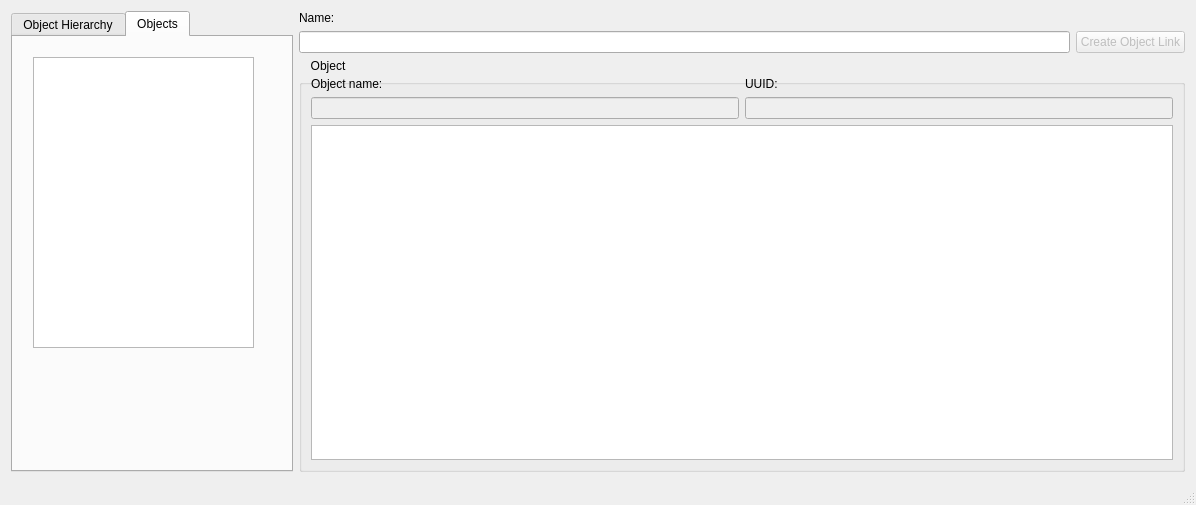
Above: IoTPlatform/CentriaIoTPlatformUI/mainwindow.ui from centriasmartcampus/repositorycentriasmartcampus before the change. Below: the same form after it.
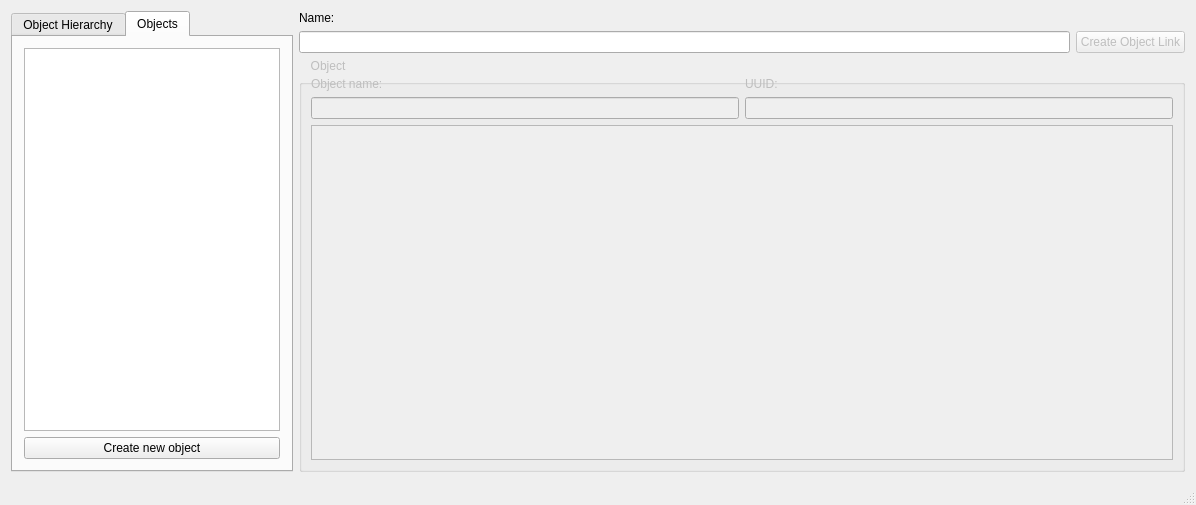
That is the form after the change. The open tabs and pages were chosen to show the change.

```diff
--- a/IoTPlatform/CentriaIoTPlatformUI/mainwindow.ui
+++ b/IoTPlatform/CentriaIoTPlatformUI/mainwindow.ui
@@ -58,16 +58,18 @@
        <attribute name="title">
         <string>Objects</string>
        </attribute>
-       <widget class="QTableView" name="tableViewObject">
-        <property name="geometry">
-         <rect>
-          <x>20</x>
-          <y>20</y>
-          <width>221</width>
-          <height>291</height>
-         </rect>
-        </property>
-       </widget>
+       <layout class="QVBoxLayout" name="verticalLayout_7">
+        <item>
+         <widget class="QTableView" name="tableViewObject"/>
+        </item>
+        <item>
+         <widget class="QPushButton" name="pushButtonCreateNewObject">
+          <property name="text">
+           <string>Create new object</string>
+          </property>
+         </widget>
+        </item>
+       </layout>
       </widget>
      </widget>
     </item>
@@ -103,6 +105,9 @@
       </item>
       <item>
        <widget class="QGroupBox" name="groupBoxObject">
+        <property name="enabled">
+         <bool>false</bool>
+        </property>
         <property name="styleSheet">
          <string notr="true"/>
         </property>
```
Left out of the diff: 4 changed lines with no effect on the pictures.
